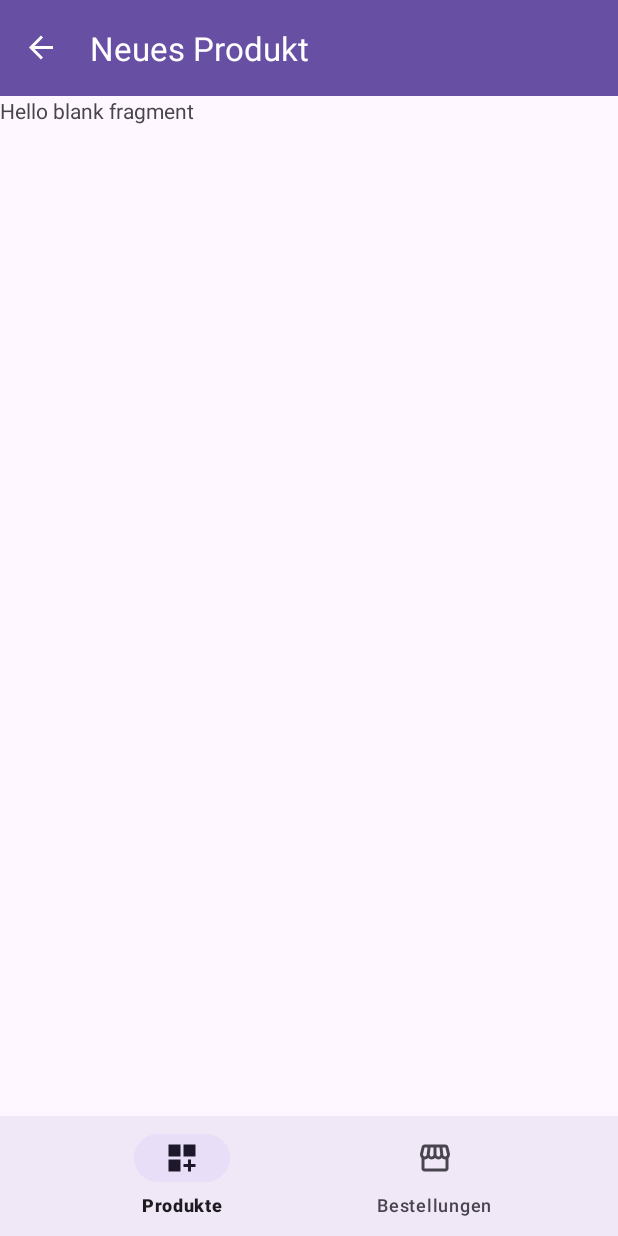
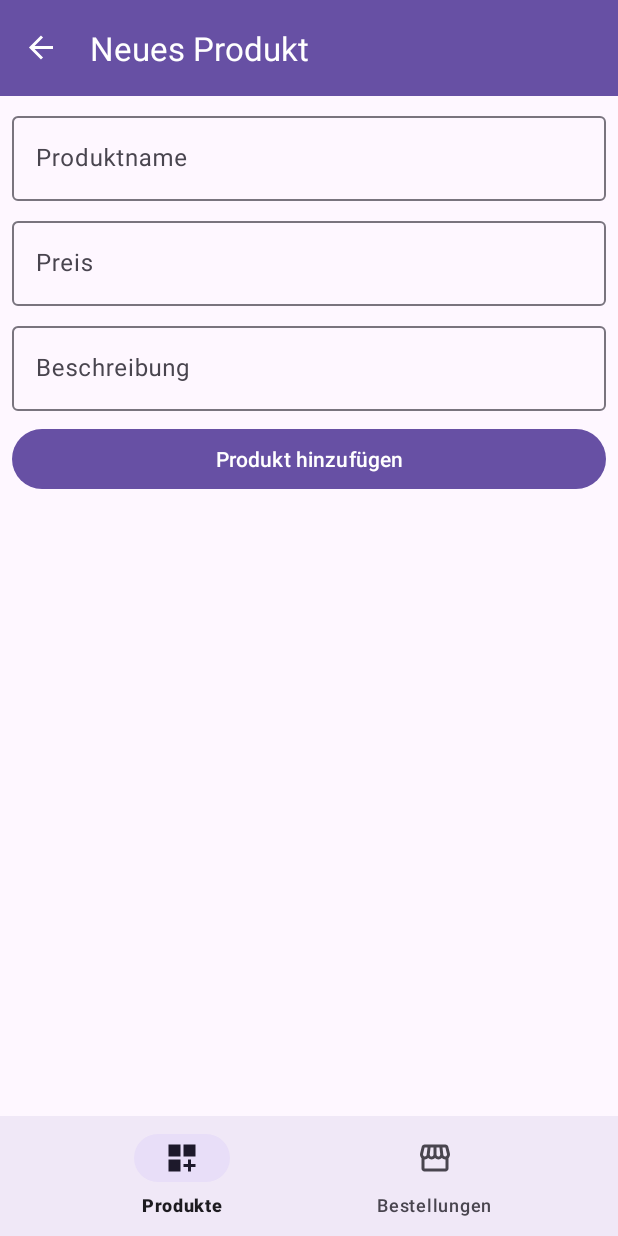
Before and after one commit to LeoHerrmann/blink, an Android app: the ProviderAddProduct screen opened through its navigation route, on a phone screen of 412 x 824 dp. Run offline under Robolectric (Android 15) with nearby library versions, the phone set to English and light mode, and no system bars; our stand-ins replace Room's generated code, navigation-ui.

Commit message:
Layout für Produkt hinzufügen

```diff
--- a/app/src/main/AndroidManifest.xml
+++ b/app/src/main/AndroidManifest.xml
@@ -15,10 +15,12 @@
         <activity
             android:name=".ui.customer.CustomerActicity"
             android:exported="false"
-            android:label="@string/title_activity_customer_main" />
+            android:label="@string/title_activity_customer_main"
+            android:windowSoftInputMode="adjustPan"/>
         <activity
             android:name=".ui.provider.ProviderActicity"
-            android:exported="false" />
+            android:exported="false"
+            android:windowSoftInputMode="adjustPan"/>
         <activity
             android:name=".ui.DelivererMain"
             android:exported="false" />
--- a/app/src/main/res/layout/activity_login.xml
+++ b/app/src/main/res/layout/activity_login.xml
@@ -25,6 +25,7 @@
             android:hint="@string/username"
             android:inputType="text"
             android:maxLines="1" />
+
     </com.google.android.material.textfield.TextInputLayout>
 
     <com.google.android.material.textfield.TextInputLayout
--- a/app/src/main/res/layout/fragment_provider_add_product.xml
+++ b/app/src/main/res/layout/fragment_provider_add_product.xml
@@ -1,14 +1,69 @@
 <?xml version="1.0" encoding="utf-8"?>
-<FrameLayout xmlns:android="http://schemas.android.com/apk/res/android"
+<ScrollView xmlns:android="http://schemas.android.com/apk/res/android"
     xmlns:tools="http://schemas.android.com/tools"
     android:layout_width="match_parent"
     android:layout_height="match_parent"
+    android:orientation="vertical"
+    android:padding="8dp"
     tools:context=".ProviderAddProduct">
 
-    <!-- TODO: Update blank fragment layout -->
-    <TextView
+    <LinearLayout
         android:layout_width="match_parent"
         android:layout_height="match_parent"
-        android:text="@string/hello_blank_fragment" />
+        android:orientation="vertical">
 
-</FrameLayout>
+        <com.google.android.material.textfield.TextInputLayout
+            android:id="@+id/productNameInputLayout"
+            android:layout_width="match_parent"
+            android:layout_height="wrap_content">
+
+            <com.google.android.material.textfield.TextInputEditText
+                android:id="@+id/productNameInput"
+                android:layout_width="match_parent"
+                android:layout_height="wrap_content"
+                android:hint="@string/productName"
+                android:inputType="text"
+                android:maxLines="1" />
+
+        </com.google.android.material.textfield.TextInputLayout>
+
+        <com.google.android.material.textfield.TextInputLayout
+            android:id="@+id/productPriceInputLayout"
+            android:layout_width="match_parent"
+            android:layout_height="wrap_content"
+            android:layout_marginTop="8dp">
+
+            <com.google.android.material.textfield.TextInputEditText
+                android:id="@+id/productPriceInput"
+                android:layout_width="match_parent"
+                android:layout_height="wrap_content"
+                android:hint="@string/price"
+                android:inputType="numberDecimal"
+                android:maxLines="1" />
+
+        </com.google.android.material.textfield.TextInputLayout>
+
+        <com.google.android.material.textfield.TextInputLayout
+            android:id="@+id/productDescriptionInputLayout"
+            android:layout_width="match_parent"
+            android:layout_height="wrap_content"
+            android:layout_marginTop="8dp">
+
+            <com.google.android.material.textfield.TextInputEditText
+                android:id="@+id/productDescriptionInput"
+                android:layout_width="match_parent"
+                android:layout_height="wrap_content"
+                android:hint="@string/description"
+                android:inputType="text | textMultiLine" />
+
+        </com.google.android.material.textfield.TextInputLayout>
+
+        <Button
+            android:layout_height="wrap_content"
+            android:layout_width="match_parent"
+            android:layout_marginTop="8dp"
+            android:text="@string/add_product"/>
+
+    </LinearLayout>
+
+</ScrollView>
--- a/app/src/main/res/values/strings.xml
+++ b/app/src/main/res/values/strings.xml
@@ -59,4 +59,8 @@
     <string name="remove">Entfernen</string>
     <string name="orders">Bestellungen</string>
     <string name="products">Produkte</string>
+    <string name="productName">Produktname</string>
+    <string name="price">Preis</string>
+    <string name="description">Beschreibung</string>
+    <string name="add_product">Produkt hinzufügen</string>
 </resources>
```
